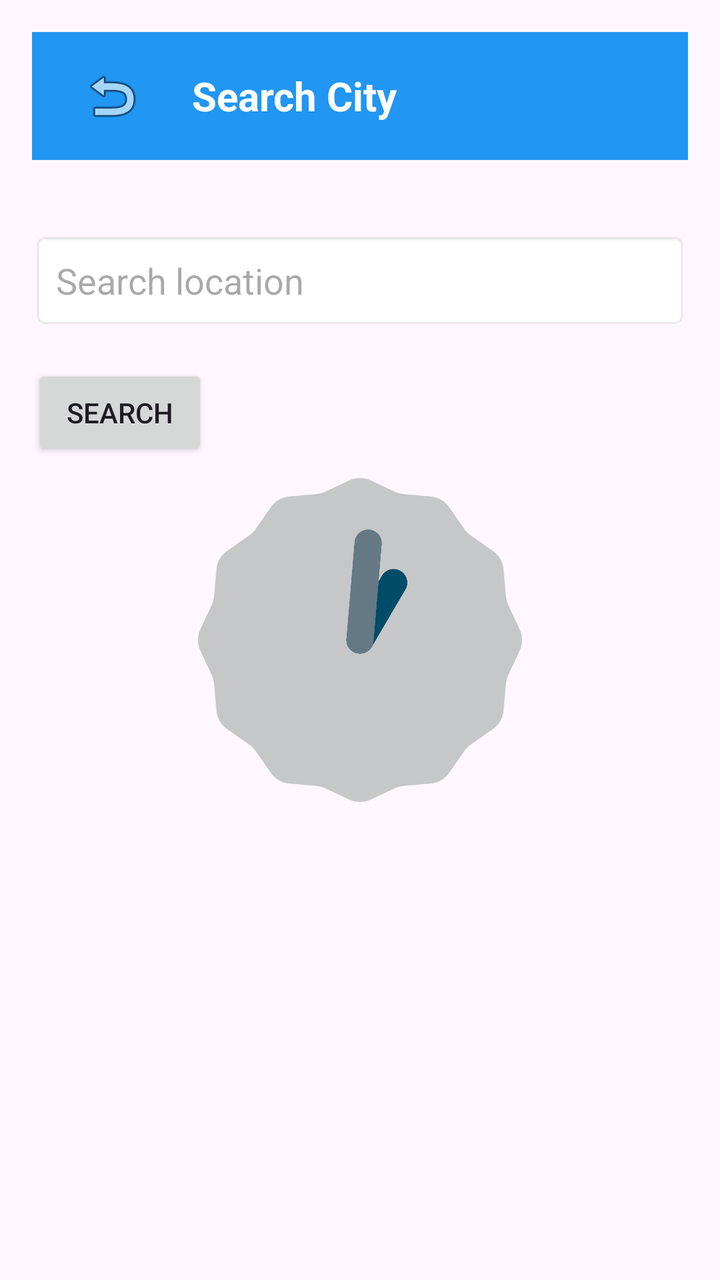
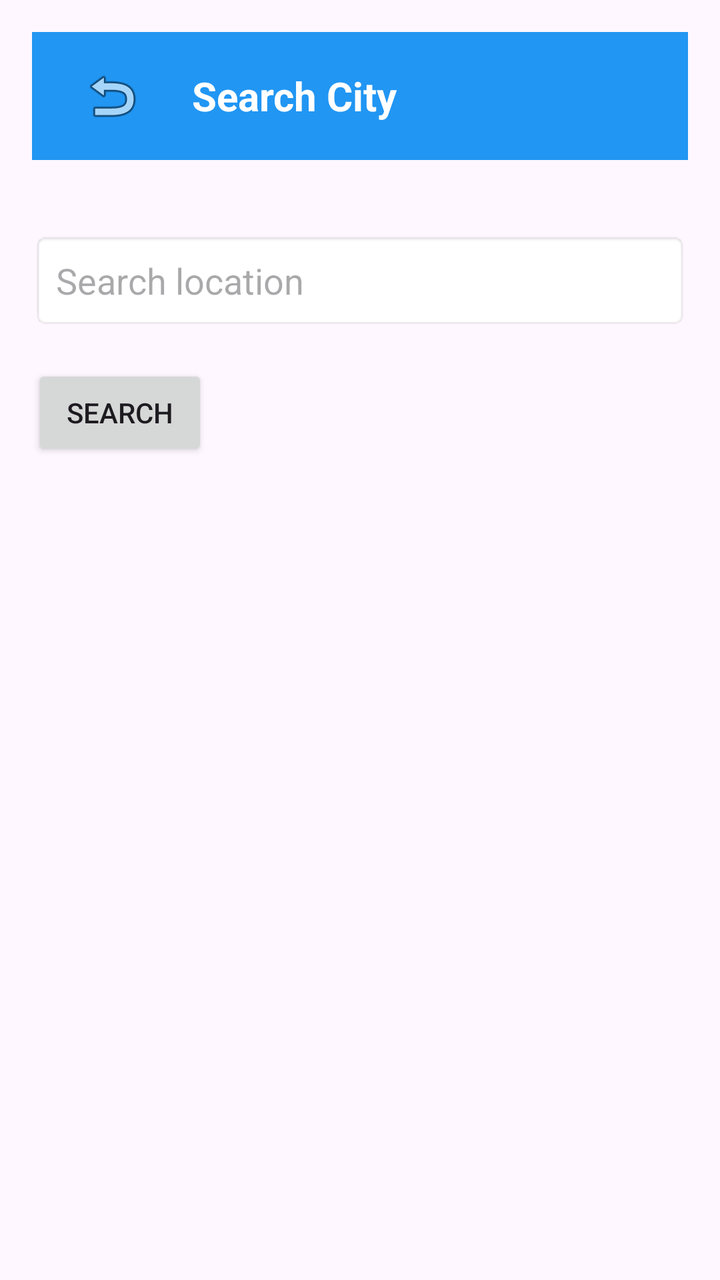

Before-and-after screenshots of an Android layout around one commit, followed by the original layout XML and the change that was made.
<!-- AndroidManifest.xml: application theme Theme.WeatherApp -->
<!-- res/layout/activity_search.xml -->
<?xml version="1.0" encoding="utf-8"?>
<RelativeLayout
    android:padding="16dp"
    android:orientation="vertical"
    android:layout_height="match_parent"
    xmlns:android="http://schemas.android.com/apk/res/android"
    android:layout_width="match_parent">

    <androidx.appcompat.widget.Toolbar
        android:elevation="4dp"
        android:layout_height="?attr/actionBarSize"
        android:background="#2196F3"
        android:id="@+id/tbar"
        android:layout_width="match_parent">

        <ImageButton
            android:padding="8dp"
            android:layout_height="wrap_content"
            android:background="?attr/selectableItemBackgroundBorderless"
            android:contentDescription="Back"
            android:id="@+id/btnBack"
            android:src="@android:drawable/ic_menu_revert"
            android:layout_width="wrap_content"/>

        <TextView
            android:textStyle="bold"
            android:layout_marginStart="32dp"
            android:layout_height="wrap_content"
            android:textSize="20sp"
            android:text="Search City"
            android:textColor="#FFFFFF"
            android:layout_width="wrap_content"/>

    </androidx.appcompat.widget.Toolbar>

    <EditText
        android:layout_marginBottom="10dp"
        android:padding="12dp"
        android:layout_height="wrap_content"
        android:background="@android:drawable/editbox_background"
        android:layout_marginTop="100dp"
        android:id="@+id/etLoc"
        android:hint="Search location"
        android:layout_width="match_parent"/>

    <Button
        android:layout_marginTop="8dp"
        android:layout_below="@+id/etLoc"
        android:layout_height="wrap_content"
        android:text="Search"
        android:id="@+id/btnSearch"
        android:layout_width="wrap_content"/>

    <AnalogClock
        android:layout_centerVertical="true"
        android:layout_height="200dp"
        android:layout_marginTop="16dp"
        android:layout_centerHorizontal="true"
        android:id="@+id/clkAnalog"
        android:layout_width="162dp"/>

</RelativeLayout>
<!-- resources referenced by this layout -->
<resources>
  <style name="Theme.WeatherApp" parent="Base.Theme.WeatherApp" />
  <style name="Base.Theme.WeatherApp" parent="Theme.Material3.DayNight.NoActionBar">
          
          
      </style>
</resources>

<!-- the commit's change to res/layout/activity_search.xml (unified diff, before → after) -->
@@ -51,12 +51,4 @@
         android:id="@+id/btnSearch"
         android:layout_width="wrap_content"/>
 
-    <AnalogClock
-        android:layout_centerVertical="true"
-        android:layout_height="200dp"
-        android:layout_marginTop="16dp"
-        android:layout_centerHorizontal="true"
-        android:id="@+id/clkAnalog"
-        android:layout_width="162dp"/>
-
 </RelativeLayout>
